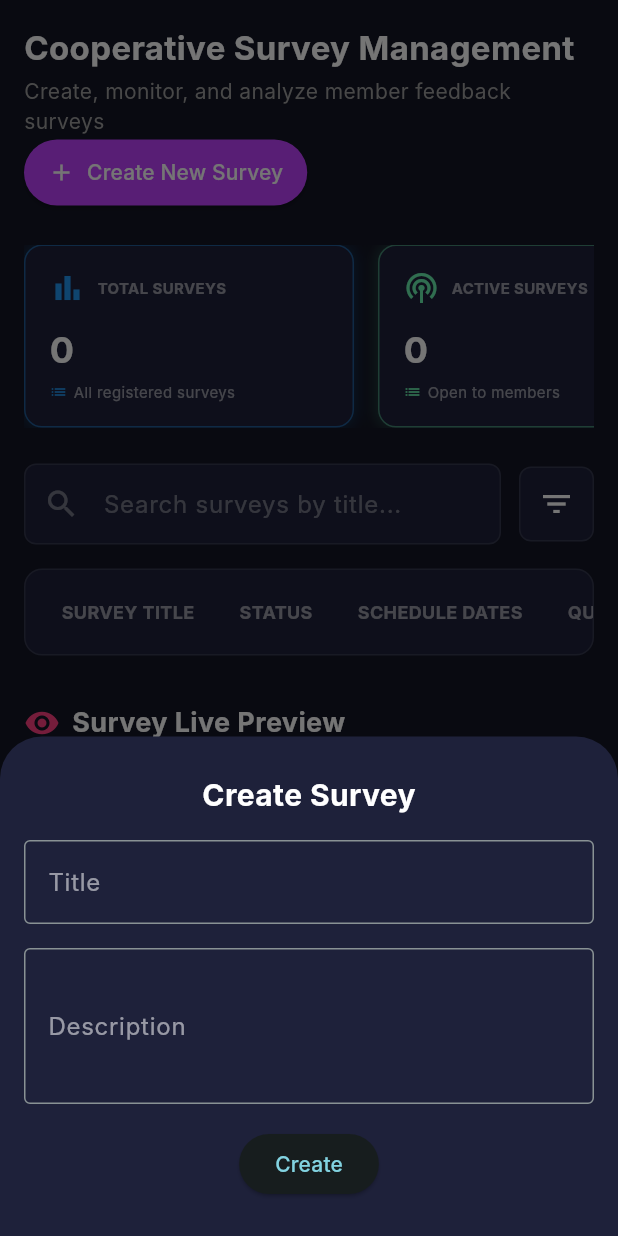
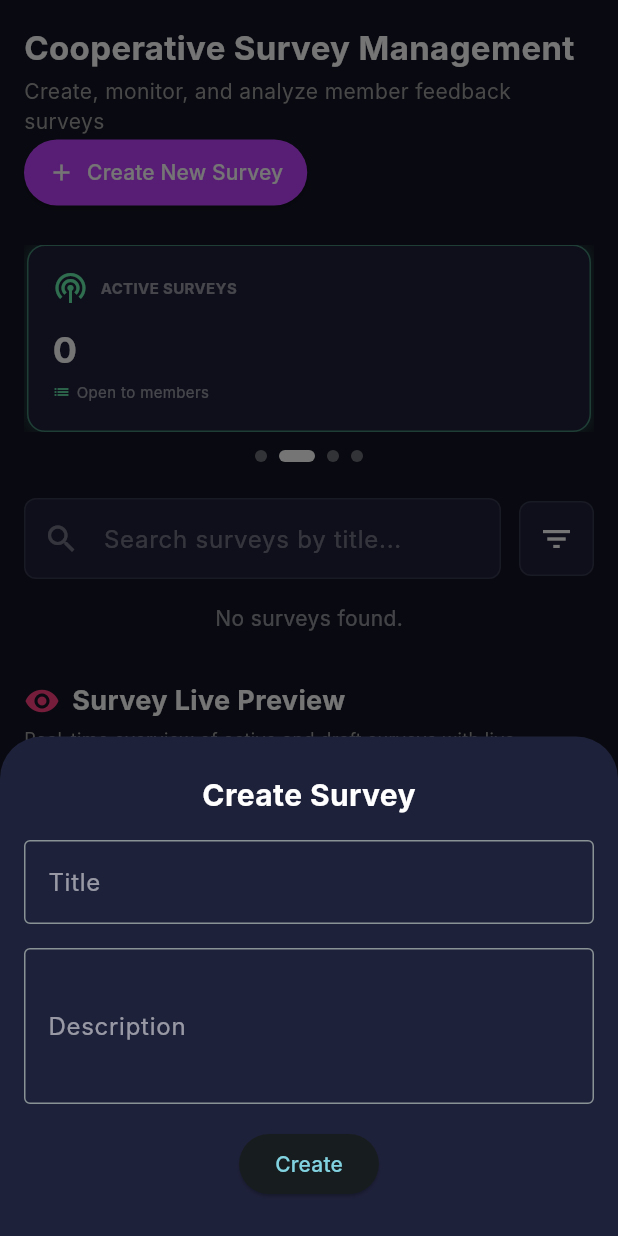
Before and after one commit to Uelle07/mobile-version, a Flutter app: the SurveyListTab screen opened directly, after a tap on "Create New Survey", on a phone screen of 412 x 824 dp. Run offline on Flutter 3.47's test engine with Material 3 defaults, Android fonts, the phone set to English and light mode, and no system bars; our stand-ins replace cloud_firestore, firebase_auth, firebase_core, flutter_riverpod, freezed_annotation, go_router and 2 more; accounts and stored records are empty; generated files the repository leaves out were written again; Roboto replaces fonts that are missing (Inter).

Commit message:
UI: Refactor survey list page for mobile responsiveness
1. Replaced static horizontal stats cards with an auto-scrolling carousel (2s interval) and a 4-dot indicator.

2. Replaced horizontal DataTables with vertically stacked custom cards to eliminate horizontal stretching/overflow on mobile viewports.

```diff
--- a/lib/features/admin/surveys/views/survey_list_tab.dart
+++ b/lib/features/admin/surveys/views/survey_list_tab.dart
@@ -1,3 +1,4 @@
+import 'dart:async';
 import 'package:flutter/material.dart';
 import 'package:flutter_riverpod/flutter_riverpod.dart';
 import 'package:go_router/go_router.dart';
@@ -96,44 +97,11 @@ class _SurveyListTabState extends ConsumerState<SurveyListTab> {
   }
 
   Widget _buildStatsCards({required int total, required int active, required int respondents, required int drafts}) {
-    return SingleChildScrollView(
-      scrollDirection: Axis.horizontal,
-      child: Row(
-        children: [
-          _StatCard(
-            title: 'TOTAL SURVEYS',
-            value: total.toString(),
-            subtitle: 'All registered surveys',
-            icon: Icons.bar_chart,
-            iconColor: Colors.blue,
-            borderColor: Colors.blue.withValues(alpha: 0.5),
-          ),
-          _StatCard(
-            title: 'ACTIVE SURVEYS',
-            value: active.toString(),
-            subtitle: 'Open to members',
-            icon: Icons.podcasts,
-            iconColor: Colors.greenAccent,
-            borderColor: Colors.greenAccent.withValues(alpha: 0.5),
-          ),
-          _StatCard(
-            title: 'TOTAL RESPONDENTS',
-            value: respondents.toString(),
-            subtitle: 'Unique submissions',
-            icon: Icons.people,
-            iconColor: Colors.purpleAccent,
-            borderColor: Colors.purpleAccent.withValues(alpha: 0.5),
-          ),
-          _StatCard(
-            title: 'DRAFT / INACTIVE',
-            value: drafts.toString(),
-            subtitle: 'Unpublished / Closed',
-            icon: Icons.insert_drive_file,
-            iconColor: Colors.orangeAccent,
-            borderColor: Colors.orangeAccent.withValues(alpha: 0.5),
-          ),
-        ],
-      ),
+    return _StatsCarousel(
+      total: total,
+      active: active,
+      respondents: respondents,
+      drafts: drafts,
     );
   }
 
@@ -177,35 +145,48 @@ class _SurveyListTabState extends ConsumerState<SurveyListTab> {
   }
 
   Widget _buildMainTable(List<Survey> surveys, WidgetRef ref, BuildContext context) {
-    return Container(
-      width: double.infinity,
+    if (surveys.isEmpty) {
+      return const Center(child: Text('No surveys found.', style: TextStyle(color: Colors.white54)));
+    }
+    return Column(
+      children: surveys.map((s) => Container(
+        margin: const EdgeInsets.only(bottom: 12),
+        padding: const EdgeInsets.all(16),
         decoration: BoxDecoration(
           color: const Color(0xFF1E213A),
           borderRadius: BorderRadius.circular(12),
-        border: Border.all(color: Colors.white10)
+          border: Border.all(color: Colors.white10),
         ),
-      child: SingleChildScrollView(
-        scrollDirection: Axis.horizontal,
-        child: DataTable(
-          headingTextStyle: const TextStyle(color: Colors.white54, fontWeight: FontWeight.bold, fontSize: 12),
-          dataTextStyle: const TextStyle(color: Colors.white),
-          columnSpacing: 30,
-          columns: const [
-            DataColumn(label: Text('SURVEY TITLE')),
-            DataColumn(label: Text('STATUS')),
-            DataColumn(label: Text('SCHEDULE DATES')),
-            DataColumn(label: Text('QUESTIONS')),
-            DataColumn(label: Text('RESPONDENTS')),
-            DataColumn(label: Text('ACTIONS')),
+        child: Column(
+          crossAxisAlignment: CrossAxisAlignment.start,
+          children: [
+            Row(
+              mainAxisAlignment: MainAxisAlignment.spaceBetween,
+              children: [
+                Expanded(
+                  child: Text(
+                    s.title,
+                    style: const TextStyle(fontWeight: FontWeight.bold, color: Colors.white, fontSize: 16),
+                    overflow: TextOverflow.ellipsis,
+                  ),
+                ),
+                _buildStatusChip(s.status),
               ],
-          rows: surveys.map((s) => DataRow(
-            cells: [
-              DataCell(Text(s.title, style: const TextStyle(fontWeight: FontWeight.bold))),
-              DataCell(_buildStatusChip(s.status)),
-              DataCell(_buildSchedule(s.startDate, s.endDate)),
-              DataCell(_buildBadge(Icons.list, s.questionsCount.toString(), Colors.blue)),
-              DataCell(_buildBadge(Icons.people, s.respondentsCount.toString(), Colors.purple)),
-              DataCell(Row(
+            ),
+            const SizedBox(height: 12),
+            _buildSchedule(s.startDate, s.endDate),
+            const SizedBox(height: 12),
+            Row(
+              mainAxisAlignment: MainAxisAlignment.spaceBetween,
+              children: [
+                Row(
+                  children: [
+                    _buildBadge(Icons.list, '${s.questionsCount}', Colors.blue),
+                    const SizedBox(width: 8),
+                    _buildBadge(Icons.people, '${s.respondentsCount}', Colors.purple),
+                  ],
+                ),
+                Row(
                   mainAxisSize: MainAxisSize.min,
                   children: [
                     _ActionButton(icon: Icons.list_alt, color: Colors.teal, onTap: () => context.push('/admin/surveys/${s.id}')),
@@ -215,11 +196,12 @@ class _SurveyListTabState extends ConsumerState<SurveyListTab> {
                        ref.read(surveyRepositoryProvider).deleteSurvey(s.id);
                     }),
                   ],
-              )),
-            ]
+                ),
+              ],
+            ),
+          ],
+        ),
       )).toList(),
-        ),
-      ),
     );
   }
 
@@ -240,40 +222,51 @@ class _SurveyListTabState extends ConsumerState<SurveyListTab> {
         const SizedBox(height: 16),
         _buildSearchBar(), // Reusing search bar style for layout mirroring
         const SizedBox(height: 16),
-        Container(
-          width: double.infinity,
+        if (surveys.isEmpty)
+          const Center(child: Text('No surveys found.', style: TextStyle(color: Colors.white54)))
+        else
+          Column(
+            children: surveys.map((s) => Container(
+              margin: const EdgeInsets.only(bottom: 12),
+              padding: const EdgeInsets.all(16),
               decoration: BoxDecoration(
                 color: const Color(0xFF1E213A),
                 borderRadius: BorderRadius.circular(12),
-            border: Border.all(color: Colors.white10)
+                border: Border.all(color: Colors.white10),
               ),
-          child: SingleChildScrollView(
-            scrollDirection: Axis.horizontal,
-            child: DataTable(
-              headingTextStyle: const TextStyle(color: Colors.white54, fontWeight: FontWeight.bold, fontSize: 12),
-              dataTextStyle: const TextStyle(color: Colors.white),
-              columnSpacing: 40,
-              columns: const [
-                DataColumn(label: Text('SURVEY CODE')),
-                DataColumn(label: Text('SURVEY TITLE')),
-                DataColumn(label: Text('STATUS')),
-                DataColumn(label: Text('SCHEDULE WINDOW')),
-                DataColumn(label: Text('QUESTIONS')),
-                DataColumn(label: Text('SUBMISSIONS')),
+              child: Column(
+                crossAxisAlignment: CrossAxisAlignment.start,
+                children: [
+                  Row(
+                    mainAxisAlignment: MainAxisAlignment.spaceBetween,
+                    children: [
+                      Text(
+                        'Code: ${s.id.length > 8 ? s.id.substring(0, 8) : s.id}',
+                        style: const TextStyle(color: Colors.pinkAccent, fontWeight: FontWeight.bold, fontSize: 12)
+                      ),
+                      _buildStatusChip(s.status),
                     ],
-              rows: surveys.map((s) => DataRow(
-                cells: [
-                  DataCell(Text(s.id.length > 8 ? s.id.substring(0, 8) : s.id, style: const TextStyle(color: Colors.pinkAccent))),
-                  DataCell(Text(s.title, style: const TextStyle(fontWeight: FontWeight.bold))),
-                  DataCell(_buildStatusChip(s.status)),
-                  DataCell(_buildSchedule(s.startDate, s.endDate)),
-                  DataCell(Text(s.questionsCount.toString(), style: const TextStyle(color: Colors.teal))),
-                  DataCell(Text(s.respondentsCount.toString(), style: const TextStyle(color: Colors.purpleAccent))),
-                ]
+                  ),
+                  const SizedBox(height: 8),
+                  Text(
+                    s.title,
+                    style: const TextStyle(fontWeight: FontWeight.bold, color: Colors.white, fontSize: 16),
+                  ),
+                  const SizedBox(height: 12),
+                  _buildSchedule(s.startDate, s.endDate),
+                  const SizedBox(height: 12),
+                  Row(
+                    mainAxisAlignment: MainAxisAlignment.start,
+                    children: [
+                      _buildBadge(Icons.list, '${s.questionsCount} Questions', Colors.teal),
+                      const SizedBox(width: 12),
+                      _buildBadge(Icons.people, '${s.respondentsCount} Submissions', Colors.purpleAccent),
+                    ],
+                  ),
+                ],
+              ),
             )).toList(),
           ),
-          ),
-        )
       ],
     );
   }
@@ -393,6 +386,125 @@ class _SurveyListTabState extends ConsumerState<SurveyListTab> {
   }
 }
 
+class _StatsCarousel extends StatefulWidget {
+  final int total;
+  final int active;
+  final int respondents;
+  final int drafts;
+
+  const _StatsCarousel({
+    required this.total,
+    required this.active,
+    required this.respondents,
+    required this.drafts,
+  });
+
+  @override
+  State<_StatsCarousel> createState() => _StatsCarouselState();
+}
+
+class _StatsCarouselState extends State<_StatsCarousel> {
+  final PageController _pageController = PageController();
+  int _currentPage = 0;
+  Timer? _timer;
+
+  @override
+  void initState() {
+    super.initState();
+    _timer = Timer.periodic(const Duration(seconds: 2), (Timer timer) {
+      if (!mounted) return;
+      if (_currentPage < 3) {
+        _currentPage++;
+      } else {
+        _currentPage = 0;
+      }
+      if (_pageController.hasClients) {
+        _pageController.animateToPage(
+          _currentPage,
+          duration: const Duration(milliseconds: 350),
+          curve: Curves.easeIn,
+        );
+      }
+    });
+  }
+
+  @override
+  void dispose() {
+    _timer?.cancel();
+    _pageController.dispose();
+    super.dispose();
+  }
+
+  @override
+  Widget build(BuildContext context) {
+    return Column(
+      children: [
+        SizedBox(
+          height: 125,
+          child: PageView(
+            controller: _pageController,
+            onPageChanged: (int page) {
+              setState(() {
+                _currentPage = page;
+              });
+            },
+            children: [
+              _StatCard(
+                title: 'TOTAL SURVEYS',
+                value: widget.total.toString(),
+                subtitle: 'All registered surveys',
+                icon: Icons.bar_chart,
+                iconColor: Colors.blue,
+                borderColor: Colors.blue.withValues(alpha: 0.5),
+              ),
+              _StatCard(
+                title: 'ACTIVE SURVEYS',
+                value: widget.active.toString(),
+                subtitle: 'Open to members',
+                icon: Icons.podcasts,
+                iconColor: Colors.greenAccent,
+                borderColor: Colors.greenAccent.withValues(alpha: 0.5),
+              ),
+              _StatCard(
+                title: 'TOTAL RESPONDENTS',
+                value: widget.respondents.toString(),
+                subtitle: 'Unique submissions',
+                icon: Icons.people,
+                iconColor: Colors.purpleAccent,
+                borderColor: Colors.purpleAccent.withValues(alpha: 0.5),
+              ),
+              _StatCard(
+                title: 'DRAFT / INACTIVE',
+                value: widget.drafts.toString(),
+                subtitle: 'Unpublished / Closed',
+                icon: Icons.insert_drive_file,
+                iconColor: Colors.orangeAccent,
+                borderColor: Colors.orangeAccent.withValues(alpha: 0.5),
+              ),
+            ],
+          ),
+        ),
+        const SizedBox(height: 12),
+        Row(
+          mainAxisAlignment: MainAxisAlignment.center,
+          children: List.generate(4, (index) {
+            return AnimatedContainer(
+              duration: const Duration(milliseconds: 300),
+              margin: const EdgeInsets.symmetric(horizontal: 4),
+              height: 8,
+              width: _currentPage == index ? 24 : 8,
+              decoration: BoxDecoration(
+                color: _currentPage == index ? Colors.white : Colors.white38,
+                borderRadius: BorderRadius.circular(4),
+              ),
+            );
+          }),
+        ),
+      ],
+    );
+  }
+}
+
 class _StatCard extends StatelessWidget {
   final String title;
   final String value;
@@ -413,8 +525,8 @@ class _StatCard extends StatelessWidget {
   @override
   Widget build(BuildContext context) {
     return Container(
-      width: 220,
-      margin: const EdgeInsets.only(right: 16),
+      width: double.infinity,
+      margin: const EdgeInsets.symmetric(horizontal: 2),
       padding: const EdgeInsets.all(16),
       decoration: BoxDecoration(
         color: const Color(0xFF1E213A),
```
Lines whose indentation alone changed are shown as unchanged.
